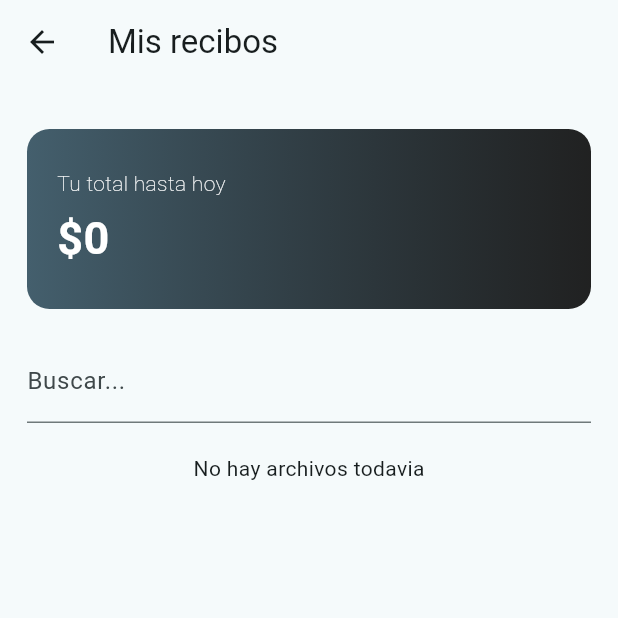
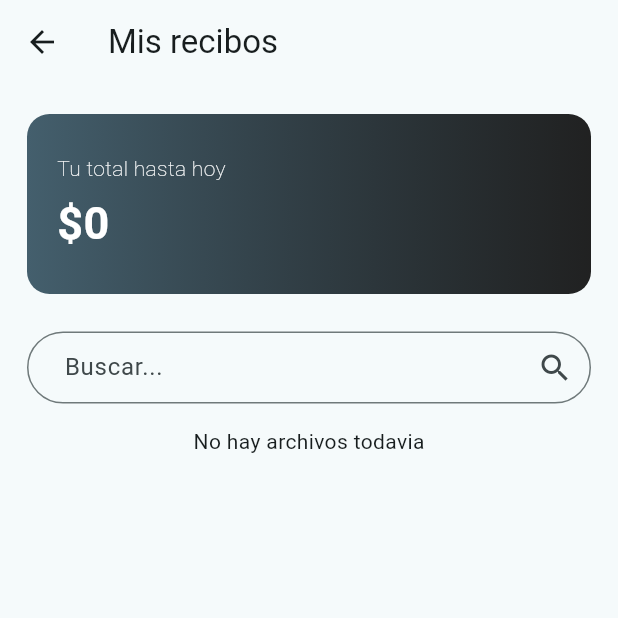
Before and after one commit to smartbillco/SMARTBILL_IOS, a Flutter app: the screen it shows once a user with an empty profile is signed in, after a tap on "Mis facturas", on a phone screen of 412 x 824 dp, the top half of it. Run offline on Flutter 3.47's test engine with Material 3 defaults, Android fonts, the phone set to English and light mode, and no system bars; our stand-ins replace animated_splash_screen, file_picker, firebase_auth, firebase_core, flutter_svg, permission_handler and 2 more; missing offline and left inert: flutter_inappwebview, mobile_scanner, read_pdf_text; accounts and stored records are empty; network calls fail.

Commit message:
Added receipt modal and functioning

```diff
--- a/lib/screens/receipts.dart/receipt_screen.dart
+++ b/lib/screens/receipts.dart/receipt_screen.dart
@@ -1,5 +1,9 @@
 import 'package:flutter/material.dart';
 import 'package:intl/intl.dart';
+import 'package:smartbill/screens/receipts.dart/receipt_modal.dart';
+import 'package:smartbill/screens/receipts.dart/receipt_widgets/delete_dialog.dart';
+import 'package:smartbill/screens/receipts.dart/receipt_widgets/searchbar.dart';
+import 'package:smartbill/screens/receipts.dart/receipt_widgets/total_sum.dart';
 import 'package:smartbill/services.dart/pdf.dart';
 import 'package:smartbill/services.dart/xml.dart';
 import 'package:xml/xml.dart';
@@ -55,6 +59,7 @@ class _ReceiptScreenState extends State<ReceiptScreen> {
 
       Map newXml = {
         '_id': item['_id'],
+        'id_bill': parsedDoc['cbc:ID'],
         'customer': parsedDoc['cac:ReceiverParty']['cac:PartyTaxScheme'],
         'company': parsedDoc['cac:SenderParty']['cac:PartyTaxScheme'],
         'nit': parsedDoc['cac:SenderParty']['cac:PartyTaxScheme']
@@ -63,7 +68,19 @@ class _ReceiptScreenState extends State<ReceiptScreen> {
             .findAllElements('cbc:TaxInclusiveAmount')
             .toList()
             .last
-            .innerText
+            .innerText,
+        'cufe': xmlCData
+            .findAllElements('cbc:UUID')
+            .toList()
+            .last
+            .innerText,
+        'city': xmlCData
+            .findAllElements('cbc:CityName')
+            .toList()
+            .last
+            .innerText,
+        'date': parsedDoc['cbc:IssueDate']['text'],
+        'time': parsedDoc['cbc:IssueTime']['text'],
       };
 
       totalPaid += double.parse(newXml['price']);
@@ -93,6 +110,11 @@ class _ReceiptScreenState extends State<ReceiptScreen> {
     }
   }
 
+
+  void redirectToBillDetail(Map receipt) {
+    Navigator.push(context, MaterialPageRoute(builder: (context) => BillDetailScreen(receipt: receipt)));
+  }
+
   @override
   void initState() {
     super.initState();
@@ -101,48 +123,19 @@ class _ReceiptScreenState extends State<ReceiptScreen> {
 
   @override
   Widget build(BuildContext context) {
-    return PopScope(
-      canPop: true,
-      onPopInvokedWithResult: (didPop, result) {
-        if(didPop) {
-          return;
-        }
-      },
-      child: Scaffold(
+    return Scaffold(
       appBar: AppBar(
         title: const Text("Mis recibos"),
       ),
       body: Padding(
-          padding: const EdgeInsets.symmetric(horizontal: 18, vertical: 30),
+        padding: const EdgeInsets.symmetric(horizontal: 18, vertical: 20),
         child: Column(
           crossAxisAlignment: CrossAxisAlignment.center,
           children: [
-              Container(
-                padding: const EdgeInsets.all(20),
-                height: 120,
-                width: MediaQuery.of(context).size.width,
-                decoration: BoxDecoration(
-                  borderRadius: BorderRadius.circular(15),
-                  gradient: const LinearGradient(colors: [Color.fromARGB(255, 68, 95, 109), Colors.black87])
-                ),
-                child: Column(
-                  crossAxisAlignment: CrossAxisAlignment.start,
-                  mainAxisAlignment: MainAxisAlignment.center,
-                  children: [
-                    const Text("Tu total hasta hoy", style: TextStyle(color: Colors.white, fontWeight: FontWeight.w200)),
-                    const SizedBox(height: 5),
-                    Text("\$${NumberFormat('#,##0', 'en_US').format(total).toString()}",
-                    style: const TextStyle(color: Colors.white,fontSize: 30, fontWeight: FontWeight.w600),),
-                  ],
-                  )
-                ),
-              const SizedBox(height: 20,),
-              SizedBox(
-                  width: MediaQuery.of(context).size.width - 30,
-                  child: const TextField(
-                    decoration: InputDecoration(label: Text("Buscar...")),
-                  )),
-              const SizedBox(height: 20),
+            TotalSumWidget(total: total),
+            const SizedBox(height: 25),
+            const SearchbarWidget(),
+            const SizedBox(height: 15),
             Expanded(
               child: _fileContent.isNotEmpty
                   ? ListView.builder(
@@ -158,6 +151,7 @@ class _ReceiptScreenState extends State<ReceiptScreen> {
                             elevation: 12,
                             shadowColor: const Color.fromARGB(255, 185, 185, 185),
                             child: ListTile(
+                              onTap: () => redirectToBillDetail(_fileContent[index]),
                               contentPadding:
                                   const EdgeInsets.fromLTRB(10, 3, 2, 3),
                               leading: CircleAvatar(
@@ -193,7 +187,7 @@ class _ReceiptScreenState extends State<ReceiptScreen> {
                                         _fileContent[index]['company']
                                             ['cbc:RegistrationName']['text'],
                                         style: const TextStyle(fontSize: 15))
-                                      : Text('Factura electrónica', style: TextStyle(fontSize: 16)),
+                                    : const Text('Factura electrónica', style: TextStyle(fontSize: 16)),
                                     const SizedBox(height: 4),
                                     Text(
                                         "NIT: ${_fileContent[index]['nit']}"),
@@ -203,7 +197,7 @@ class _ReceiptScreenState extends State<ReceiptScreen> {
                                   onPressed: () {
                                     showDialog(
                                         context: context,
-                                          builder: (_) => DeleteDialog(
+                                        builder: (_) => DeleteDialogWidget(
                                             item: _fileContent[index],
                                             func: getReceipts));
                                   },
@@ -217,60 +211,6 @@ class _ReceiptScreenState extends State<ReceiptScreen> {
             ),
         ]),
       ),
-      ),
     );
   }
 }
-
-//Creating the delete confirm dialog
-class DeleteDialog extends StatefulWidget {
-  final dynamic item;
-  final Function func;
-  const DeleteDialog({super.key, required this.item, required this.func});
-
-  @override
-  State<DeleteDialog> createState() => _DeleteDialogState();
-}
-
-class _DeleteDialogState extends State<DeleteDialog> {
-  Xmlhandler xmlhandler = Xmlhandler();
-  PdfHandler pdfHandler = PdfHandler();
-
-  Future deleteFile(item) async {
-    try {
-      if(item['customer'] != null) {
-        await xmlhandler.deleteXml(item['_id']);
-      } else {
-        await pdfHandler.deletePdf(item['_id']);
-      }
-    } catch (e) {
-      print(e);
-    }
-  }
-
-  @override
-  Widget build(BuildContext context) {
-    return AlertDialog(
-      title: const Text("Eliminar factura"),
-      content: const Text("¿Está seguro que desea eliminar la factura?"),
-      actions: [
-        TextButton(
-            onPressed: () {
-              Navigator.pop(context);
-            },
-            child: const Text(
-              "No",
-              style: TextStyle(color: Colors.redAccent, fontSize: 17),
-            )),
-        TextButton(
-            onPressed: () {
-              deleteFile(widget.item);
-              widget.func();
-              Navigator.pop(context);
-            },
-            child: const Text("Si",
-                style: TextStyle(color: Colors.green, fontSize: 17)))
-      ],
-    );
-  }
-}
--- /dev/null
+++ b/lib/screens/receipts.dart/receipt_widgets/searchbar.dart
@@ -0,0 +1,28 @@
+import 'package:flutter/material.dart';
+
+class SearchbarWidget extends StatefulWidget {
+  const SearchbarWidget({super.key});
+
+  @override
+  State<SearchbarWidget> createState() => _SearchbarWidgetState();
+}
+
+class _SearchbarWidgetState extends State<SearchbarWidget> {
+  @override
+  Widget build(BuildContext context) {
+    return SizedBox(
+      width: MediaQuery.of(context).size.width - 30,
+      child: TextField(
+        decoration: InputDecoration(
+          suffixIcon: const Icon(Icons.search),
+          contentPadding: const EdgeInsets.only(left: 20),
+          border: OutlineInputBorder(
+            borderSide: const BorderSide(width: 5),
+            borderRadius: BorderRadius.circular(30),
+            gapPadding: 5.0
+          ),
+          label: const Text("Buscar...")
+        ),
+      ));
+  }
+}
--- /dev/null
+++ b/lib/screens/receipts.dart/receipt_widgets/total_sum.dart
@@ -0,0 +1,35 @@
+import 'package:flutter/material.dart';
+import 'package:intl/intl.dart';
+
+class TotalSumWidget extends StatefulWidget {
+  final double total;
+  const TotalSumWidget({super.key, required this.total});
+
+  @override
+  State<TotalSumWidget> createState() => _TotalSumWidgetState();
+}
+
+class _TotalSumWidgetState extends State<TotalSumWidget> {
+  @override
+  Widget build(BuildContext context) {
+    return Container(
+              padding: const EdgeInsets.all(20),
+              height: 120,
+              width: MediaQuery.of(context).size.width,
+              decoration: BoxDecoration(
+                borderRadius: BorderRadius.circular(15),
+                gradient: const LinearGradient(colors: [Color.fromARGB(255, 68, 95, 109), Colors.black87])
+              ),
+              child: Column(
+                crossAxisAlignment: CrossAxisAlignment.start,
+                mainAxisAlignment: MainAxisAlignment.center,
+                children: [
+                  const Text("Tu total hasta hoy", style: TextStyle(color: Colors.white, fontWeight: FontWeight.w200)),
+                  const SizedBox(height: 5),
+                  Text("\$${NumberFormat('#,##0', 'en_US').format(widget.total).toString()}",
+                  style: const TextStyle(color: Colors.white,fontSize: 30, fontWeight: FontWeight.w600),),
+                ],
+                )
+              );
+  }
+}
```
Also changed, not shown: lib/screens/receipts.dart/receipt_modal.dart (added, +120 -0 lines), lib/screens/receipts.dart/receipt_widgets/delete_dialog.dart (added, +58 -0 lines). Lines whose indentation alone changed are shown as unchanged.
